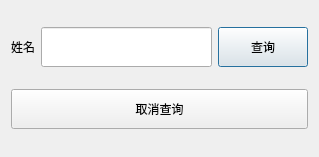
zhangxl601/WorkerManageSystem, file finddlg.ui: the form before one commit.
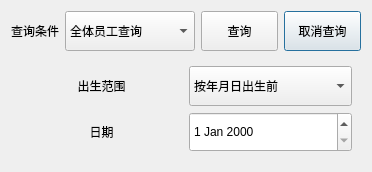
The form after the commit. The open tabs and pages were chosen to show the change.

Commit message: 发布版本 1.1 新增各类条件查找

```diff
--- a/finddlg.ui
+++ b/finddlg.ui
@@ -6,18 +6,35 @@
    <rect>
     <x>0</x>
     <y>0</y>
-    <width>319</width>
-    <height>157</height>
+    <width>372</width>
+    <height>172</height>
    </rect>
   </property>
   <property name="windowTitle">
    <string>Dialog</string>
   </property>
-  <layout class="QVBoxLayout" name="verticalLayout">
-   <item>
+  <layout class="QGridLayout" name="gridLayout">
+   <item row="1" column="0" colspan="4">
+    <widget class="QStackedWidget" name="stackedWidget">
+     <widget class="QWidget" name="allWorkPage"/>
+     <widget class="QWidget" name="namePage">
+      <layout class="QGridLayout" name="gridLayout_3">
+       <item row="0" column="0">
     <layout class="QHBoxLayout" name="horizontalLayout">
      <item>
-      <widget class="QLabel" name="label">
+          <widget class="QLabel" name="label_2">
+           <property name="minimumSize">
+            <size>
+             <width>0</width>
+             <height>0</height>
+            </size>
+           </property>
+           <property name="maximumSize">
+            <size>
+             <width>183</width>
+             <height>16777215</height>
+            </size>
+           </property>
        <property name="text">
         <string>姓名</string>
        </property>
@@ -34,28 +51,121 @@
          <height>40</height>
         </size>
        </property>
-      </widget>
-     </item>
-     <item>
-      <widget class="QPushButton" name="pushButton">
+           <property name="maximumSize">
+            <size>
+             <width>160</width>
+             <height>16777215</height>
+            </size>
+           </property>
+          </widget>
+         </item>
+        </layout>
+       </item>
+      </layout>
+     </widget>
+     <widget class="QWidget" name="birthPage">
+      <layout class="QGridLayout" name="gridLayout_5">
+       <item row="0" column="0">
+        <layout class="QGridLayout" name="gridLayout_2">
+         <item row="0" column="0">
+          <widget class="QLabel" name="label_4">
+           <property name="text">
+            <string>出生范围</string>
+           </property>
+           <property name="alignment">
+            <set>Qt::AlignCenter</set>
+           </property>
+          </widget>
+         </item>
+         <item row="0" column="1">
+          <widget class="QComboBox" name="birthComb">
        <property name="minimumSize">
         <size>
-         <width>90</width>
+             <width>145</width>
          <height>40</height>
         </size>
        </property>
+           <item>
        <property name="text">
-        <string>查询</string>
-       </property>
-      </widget>
-     </item>
-    </layout>
-   </item>
+             <string>按年月日出生前</string>
+            </property>
+           </item>
+           <item>
+            <property name="text">
+             <string>按年月日出生后</string>
+            </property>
+           </item>
+          </widget>
+         </item>
+         <item row="1" column="0">
+          <widget class="QLabel" name="label_3">
+           <property name="text">
+            <string>日期</string>
+           </property>
+           <property name="alignment">
+            <set>Qt::AlignCenter</set>
+           </property>
+          </widget>
+         </item>
+         <item row="1" column="1">
+          <widget class="QDateEdit" name="birthText">
+           <property name="minimumSize">
+            <size>
+             <width>0</width>
+             <height>40</height>
+            </size>
+           </property>
+          </widget>
+         </item>
+        </layout>
+       </item>
+      </layout>
+     </widget>
+     <widget class="QWidget" name="marriedPage">
+      <layout class="QGridLayout" name="gridLayout_4">
+       <item row="0" column="0">
+        <layout class="QHBoxLayout" name="horizontalLayout_2">
    <item>
+          <widget class="QLabel" name="label_5">
+           <property name="text">
+            <string>婚姻情况</string>
+           </property>
+           <property name="alignment">
+            <set>Qt::AlignCenter</set>
+           </property>
+          </widget>
+         </item>
+         <item>
+          <widget class="QComboBox" name="marriedComb">
+           <property name="minimumSize">
+            <size>
+             <width>159</width>
+             <height>40</height>
+            </size>
+           </property>
+           <item>
+            <property name="text">
+             <string>未婚</string>
+            </property>
+           </item>
+           <item>
+            <property name="text">
+             <string>已婚</string>
+            </property>
+           </item>
+          </widget>
+         </item>
+        </layout>
+       </item>
+      </layout>
+     </widget>
+    </widget>
+   </item>
+   <item row="0" column="3">
     <widget class="QPushButton" name="pushButton_2">
      <property name="minimumSize">
       <size>
-       <width>90</width>
+       <width>70</width>
        <height>40</height>
       </size>
      </property>
@@ -64,6 +174,59 @@
      </property>
     </widget>
    </item>
+   <item row="0" column="0">
+    <widget class="QLabel" name="label">
+     <property name="text">
+      <string>查询条件</string>
+     </property>
+     <property name="alignment">
+      <set>Qt::AlignCenter</set>
+     </property>
+    </widget>
+   </item>
+   <item row="0" column="1">
+    <widget class="QComboBox" name="comboBox">
+     <property name="minimumSize">
+      <size>
+       <width>130</width>
+       <height>40</height>
+      </size>
+     </property>
+     <item>
+      <property name="text">
+       <string>全体员工查询</string>
+      </property>
+     </item>
+     <item>
+      <property name="text">
+       <string>按姓名查询</string>
+      </property>
+     </item>
+     <item>
+      <property name="text">
+       <string>按出生年月查询</string>
+      </property>
+     </item>
+     <item>
+      <property name="text">
+       <string>按婚姻情况查询</string>
+      </property>
+     </item>
+    </widget>
+   </item>
+   <item row="0" column="2">
+    <widget class="QPushButton" name="pushButton">
+     <property name="minimumSize">
+      <size>
+       <width>70</width>
+       <height>40</height>
+      </size>
+     </property>
+     <property name="text">
+      <string>查询</string>
+     </property>
+    </widget>
+   </item>
   </layout>
  </widget>
  <resources/>
```
Lines whose indentation alone changed are shown as unchanged. The commit also changes 7 other files.
